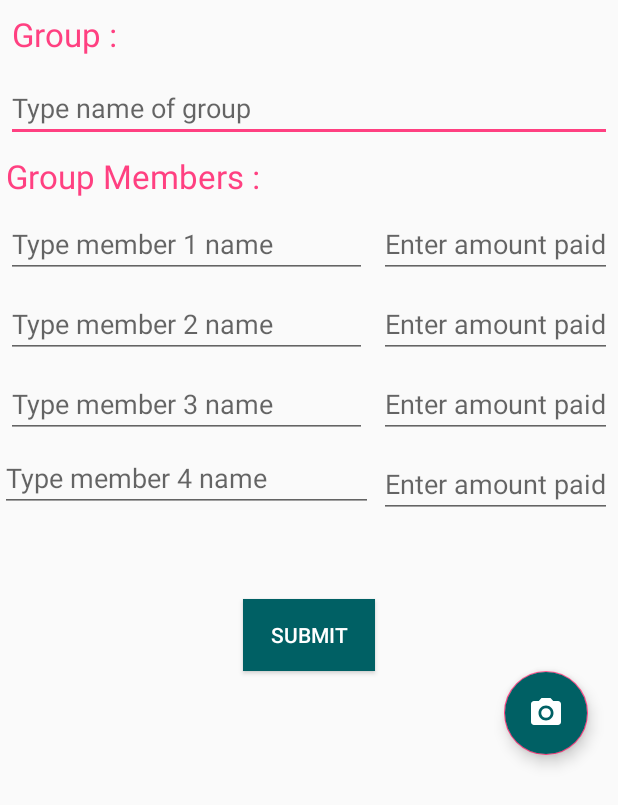
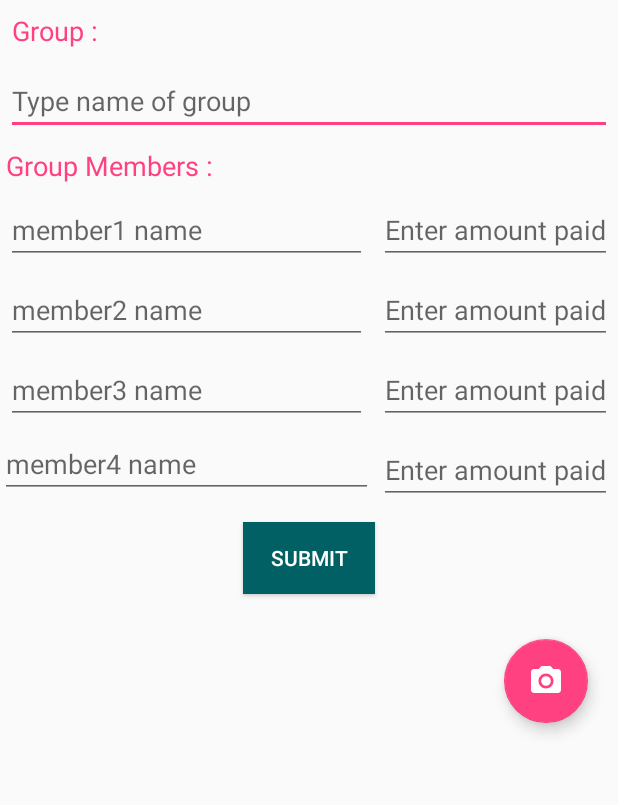
Before and after one commit to gaurav167/tripSplit, an Android app: the layout activity_add_abill.xml on its own in the app's theme, with its tools: preview values and no code run, on a phone screen of 412 x 824 dp. Shown: the top 805 px of the screen. Run offline under Robolectric (Android 15) with nearby library versions, the phone set to English and light mode, and no system bars.

Commit message:
Fixing activity intent, fab and menu bugs

```diff
--- a/Android/app/src/main/java/me/kungfucat/tripsplit/MainActivity.java
+++ b/Android/app/src/main/java/me/kungfucat/tripsplit/MainActivity.java
@@ -7,6 +7,7 @@ import android.os.Bundle;
 import android.support.design.widget.FloatingActionButton;
 import android.support.v4.view.ViewPager;
 import android.support.v7.app.AppCompatActivity;
+import android.support.v7.widget.Toolbar;
 import android.util.Log;
 import android.view.Menu;
 import android.view.MenuItem;
@@ -57,6 +58,9 @@ public class MainActivity extends AppCompatActivity {
     protected void onCreate(Bundle savedInstanceState) {
         super.onCreate(savedInstanceState);
         setContentView(R.layout.activity_main);
+
+        Toolbar toolbar = findViewById(R.id.toolbar);
+        setSupportActionBar(toolbar);
 
 
         creditValue = findViewById(R.id.creditValue);
--- a/Android/app/src/main/java/me/kungfucat/tripsplit/MakeAGroupActivity.java
+++ b/Android/app/src/main/java/me/kungfucat/tripsplit/MakeAGroupActivity.java
@@ -21,7 +21,7 @@ public class MakeAGroupActivity extends AppCompatActivity {
         group_name = findViewById(R.id.make_group_name);
 
         //group id returned
-        Utility.groups.put(group_name.getText().toString(),gp_id);
+       // Utility.groups.put(group_name.getText().toString(),gp_id);
 
     }
 }
--- a/Android/app/src/main/res/drawable/ic_add_circle_black_24dp.xml
+++ b/Android/app/src/main/res/drawable/ic_add.xml
@@ -4,6 +4,6 @@
         android:viewportWidth="24.0"
         android:viewportHeight="24.0">
     <path
-        android:fillColor="#FF000000"
-        android:pathData="M12,2C6.48,2 2,6.48 2,12s4.48,10 10,10 10,-4.48 10,-10S17.52,2 12,2zM17,13h-4v4h-2v-4L7,13v-2h4L11,7h2v4h4v2z"/>
+        android:fillColor="#FFFFFF"
+        android:pathData="M19,13h-6v6h-2v-6H5v-2h6V5h2v6h6v2z"/>
 </vector>
--- a/Android/app/src/main/res/layout/activity_add_abill.xml
+++ b/Android/app/src/main/res/layout/activity_add_abill.xml
@@ -12,7 +12,7 @@
     android:layout_width="match_parent"
     android:layout_height="wrap_content"
     android:text="Group :"
-    android:textAppearance="?android:textAppearanceLarge"
+    android:textAppearance="?android:textAppearanceMedium"
     android:layout_margin="8dp"
     android:textColor="@color/colorAccent"/>
 
@@ -27,7 +27,7 @@
     android:layout_width="match_parent"
     android:layout_height="wrap_content"
     android:text="Group Members :"
-    android:textAppearance="?android:textAppearanceLarge"
+    android:textAppearance="?android:textAppearanceMedium"
     android:layout_margin="4dp"
     android:textColor="@color/colorAccent"/>
 
@@ -39,7 +39,7 @@
    <EditText
         android:layout_width="0dp"
         android:layout_height="wrap_content"
-        android:hint="Type member 1 name"
+        android:hint="member1 name"
        android:id="@+id/editTextmember1"
        android:layout_margin="4dp"
        android:layout_weight="1"/>
@@ -60,7 +60,7 @@
     <EditText
         android:layout_width="match_parent"
         android:layout_height="wrap_content"
-        android:hint="Type member 2 name"
+        android:hint="member2 name"
         android:id="@+id/editTextmember2"
         android:layout_margin="4dp"
         android:layout_weight="1"/>
@@ -80,7 +80,7 @@
     <EditText
         android:layout_width="match_parent"
         android:layout_height="wrap_content"
-        android:hint="Type member 3 name"
+        android:hint="member3 name"
         android:id="@+id/editTextmember3"
         android:layout_margin="4dp"
         android:layout_weight="1"/>
@@ -100,7 +100,7 @@
     <EditText
         android:layout_width="match_parent"
         android:layout_height="wrap_content"
-        android:hint="Type member 4 name"
+        android:hint="member4 name"
         android:id="@+id/editTextmember4"
         android:layout_weight="1"/>
 
@@ -117,7 +117,7 @@
         android:layout_width="wrap_content"
         android:layout_height="wrap_content"
         android:layout_gravity="center_horizontal"
-        android:layout_marginTop="50dp"
+        android:layout_marginTop="8dp"
         android:background="@color/toolbarColor"
         android:text="Submit"
         android:textColor="@color/white"/>
@@ -126,10 +126,11 @@
         android:layout_width="56dp"
         android:layout_height="56dp"
         android:layout_gravity="bottom|end"
+        app:srcCompat="@drawable/ic_camera"
         android:layout_marginBottom="80dp"
         android:layout_marginRight="20dp"
+        android:layout_marginTop="30dp"
         android:tint="@color/white"
-        android:backgroundTint="@color/toolbarColor"
-        app:srcCompat="@drawable/ic_camera" />
+         />
 
 </LinearLayout>
```
Also changed, not shown: Android/app/build.gradle (+6 -5 lines), Android/app/src/main/AndroidManifest.xml (+18 -1 lines), Android/app/src/main/res/layout/activity_main.xml (+10 -1 lines), Android/app/src/main/add-web.png (added), Android/app/src/main/camera-web.png (added), Android/app/src/main/res/mipmap-hdpi/add.png (added), Android/app/src/main/res/mipmap-hdpi/camera.png (added), Android/app/src/main/res/mipmap-mdpi/add.png (added), Android/app/src/main/res/mipmap-mdpi/camera.png (added), Android/app/src/main/res/mipmap-xhdpi/add.png (added), Android/app/src/main/res/mipmap-xhdpi/camera.png (added), Android/app/src/main/res/mipmap-xxhdpi/add.png (added), Android/app/src/main/res/mipmap-xxhdpi/camera.png (added), Android/app/src/main/res/mipmap-xxxhdpi/add.png (added), 1 more files.
